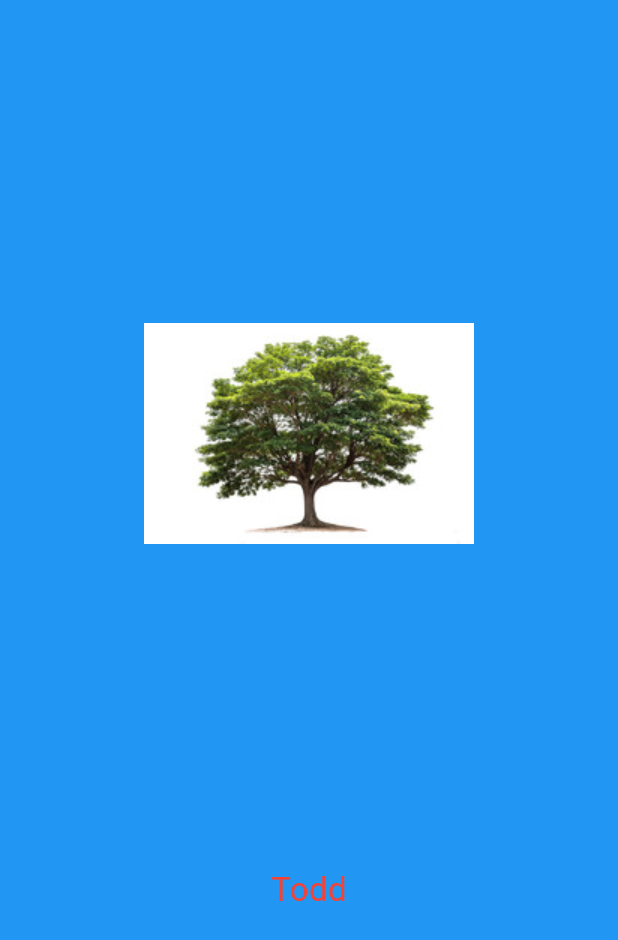
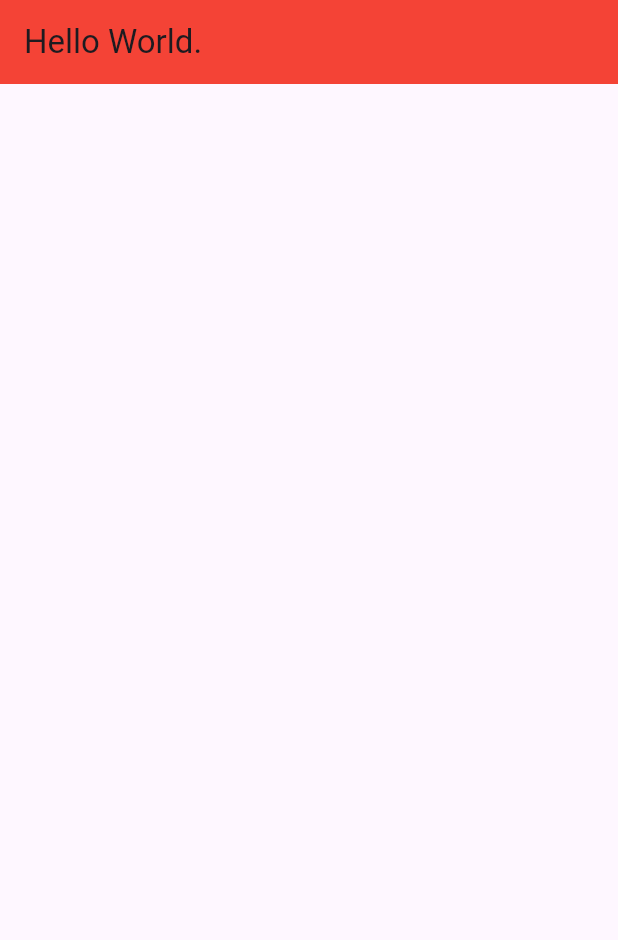
Before and after one commit to finteger/new_project_flutter2, a Flutter app: the screen it shows after launch, on a phone screen of 412 x 824 dp. Shown: the top 940 px of the screen. Run offline on Flutter 3.47's test engine with Material 3 defaults, Android fonts, the phone set to English and light mode, and no system bars.

Commit message:
latest commit

```diff
--- a/lib/main.dart
+++ b/lib/main.dart
@@ -1,35 +1,26 @@
 import 'package:flutter/material.dart';
+import 'package:new_project_flutter2/screens/my_home_page.dart';
 
 void main() {
   runApp(const MainApp());
 }
 
-class MainApp extends StatelessWidget {
+class MainApp extends StatefulWidget {
   const MainApp({super.key});
-  final String name = 'Todd';
 
+  @override
+  State<MainApp> createState() => _MainAppState();
+}
+
+class _MainAppState extends State<MainApp> {
   @override
   Widget build(BuildContext context) {
     return MaterialApp(
-      home: Scaffold(
-        body: Container(
-          decoration: BoxDecoration(color: Colors.blue),
-          child: Column(
-            mainAxisAlignment: MainAxisAlignment.spaceEvenly,
-            children: [
-              Image(
-                image: AssetImage("assets/images/tree.jpg"),
-              ),
-              Center(
-                child: Text(
-                  '$name',
-                  style: TextStyle(color: Colors.red, fontSize: 22),
-                ),
-              ),
-            ],
-          ),
-        ),
+      title: 'My First App',
+      theme: ThemeData(
+        primarySwatch: Colors.blue,
       ),
+      home: const MyHomePage(),
     );
   }
 }
--- /dev/null
+++ b/lib/screens/my_home_page.dart
@@ -0,0 +1,20 @@
+import 'package:flutter/material.dart';
+
+class MyHomePage extends StatefulWidget {
+  const MyHomePage({super.key});
+
+  @override
+  State<MyHomePage> createState() => _MyHomePageState();
+}
+
+class _MyHomePageState extends State<MyHomePage> {
+  @override
+  Widget build(BuildContext context) {
+    return Scaffold(
+      appBar: AppBar(
+        backgroundColor: Colors.red,
+        title: Text('Hello World.'),
+      ),
+    );
+  }
+}
```
